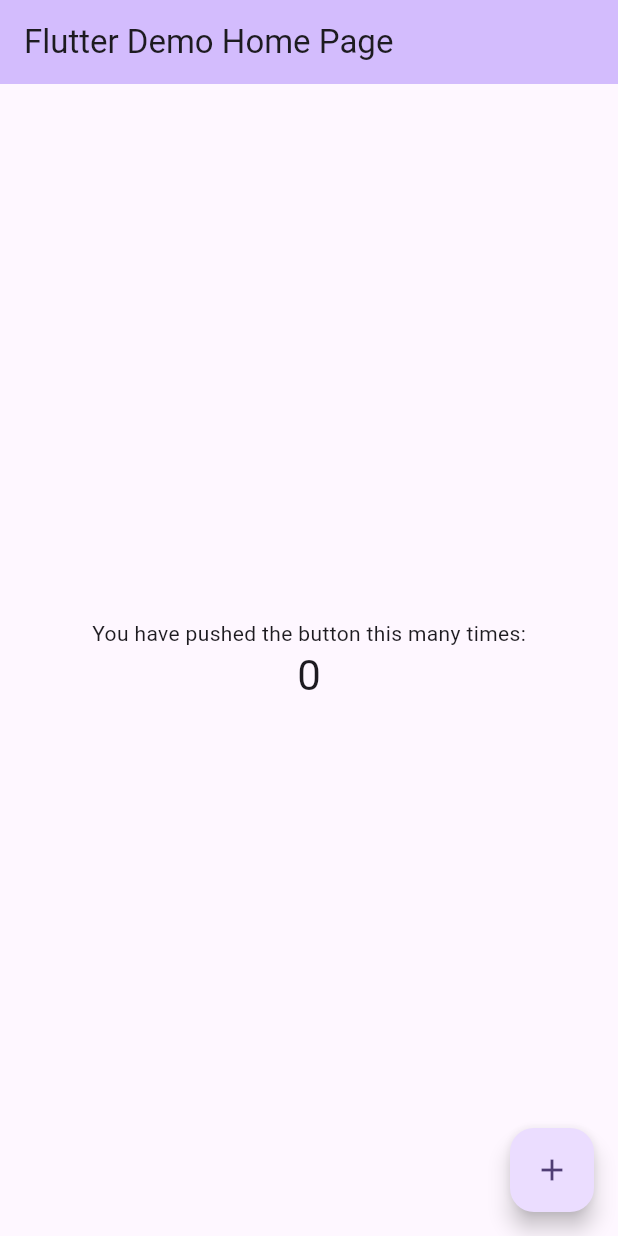
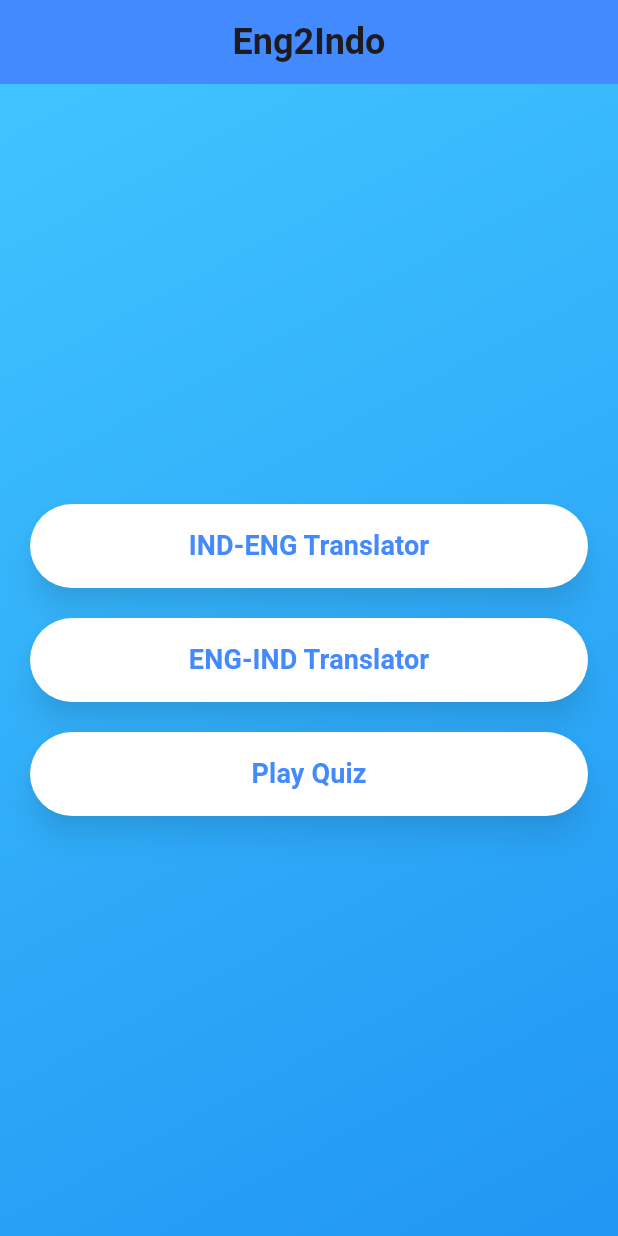
Before and after one commit to ArdiansyahGlobal/eng2indo, a Flutter app: the screen it shows after launch, on a phone screen of 412 x 824 dp. Run offline on Flutter 3.47's test engine with Material 3 defaults, Android fonts, the phone set to English and light mode, and no system bars.

Commit message:
First commit

```diff
--- /dev/null
+++ b/fastapi_backend/requirements.txt
@@ -0,0 +1,4 @@
+fastapi
+uvicorn
+googletrans==4.0.0-rc1
+pydantic
--- /dev/null
+++ b/lib/home_screen.dart
@@ -0,0 +1,125 @@
+import 'package:flutter/material.dart';
+import 'translate_widget.dart';
+import 'quiz_screen.dart';
+
+class HomeScreen extends StatelessWidget {
+  @override
+  Widget build(BuildContext context) {
+    return Scaffold(
+      appBar: AppBar(
+        title: Text(
+          "Eng2Indo",
+          style: TextStyle(fontSize: 24, fontWeight: FontWeight.bold),
+        ),
+        centerTitle: true,
+        backgroundColor: Colors.blueAccent,
+      ),
+      body: Container(
+        decoration: BoxDecoration(
+          gradient: LinearGradient(
+            colors: [Colors.lightBlueAccent, Colors.blue],
+            begin: Alignment.topLeft,
+            end: Alignment.bottomRight,
+          ),
+        ),
+        child: Padding(
+          padding: const EdgeInsets.symmetric(horizontal: 20.0, vertical: 40.0),
+          child: Column(
+            mainAxisAlignment: MainAxisAlignment.center,
+            crossAxisAlignment: CrossAxisAlignment.stretch,
+            children: [
+              _buildCustomButton(
+                context: context,
+                title: "IND-ENG Translator",
+                onTap: () async {
+                  final result = await Navigator.push(
+                    context,
+                    MaterialPageRoute(
+                        builder: (context) => TranslateWidget(type: 'IND-ENG')),
+                  );
+                  if (result != null) {
+                    _showOutputDialog(context, result);
+                  }
+                },
+              ),
+              SizedBox(height: 20),
+              _buildCustomButton(
+                context: context,
+                title: "ENG-IND Translator",
+                onTap: () async {
+                  final result = await Navigator.push(
+                    context,
+                    MaterialPageRoute(
+                        builder: (context) => TranslateWidget(type: 'ENG-IND')),
+                  );
+                  if (result != null) {
+                    _showOutputDialog(context, result);
+                  }
+                },
+              ),
+              SizedBox(height: 20),
+              _buildCustomButton(
+                context: context,
+                title: "Play Quiz",
+                onTap: () {
+                  Navigator.push(
+                    context,
+                    MaterialPageRoute(builder: (context) => QuizScreen()),
+                  );
+                },
+              ),
+            ],
+          ),
+        ),
+      ),
+    );
+  }
+
+  Widget _buildCustomButton({
+    required BuildContext context,
+    required String title,
+    required VoidCallback onTap,
+  }) {
+    return ElevatedButton(
+      onPressed: onTap,
+      style: ElevatedButton.styleFrom(
+        padding: EdgeInsets.symmetric(vertical: 15.0),
+        backgroundColor: Colors.white,
+        shape: RoundedRectangleBorder(
+          borderRadius: BorderRadius.circular(30.0),
+        ),
+        elevation: 8.0,
+        shadowColor: Colors.black45,
+      ),
+      child: Text(
+        title,
+        style: TextStyle(
+          fontSize: 18,
+          fontWeight: FontWeight.bold,
+          color: Colors.blueAccent,
+        ),
+      ),
+    );
+  }
+
+  void _showOutputDialog(BuildContext context, String output) {
+    showDialog(
+      context: context,
+      builder: (context) => AlertDialog(
+        title: Text("Translation Result"),
+        content: Text(
+          output,
+          style: TextStyle(fontSize: 16),
+        ),
+        actions: [
+          TextButton(
+            onPressed: () {
+              Navigator.pop(context);
+            },
+            child: Text("Close"),
+          ),
+        ],
+      ),
+    );
+  }
+}
--- a/lib/main.dart
+++ b/lib/main.dart
@@ -1,125 +1,19 @@
-import 'package:flutter/material.dart';
+import  'package:flutter/material.dart';
+import 'home_screen.dart';
 
 void main() {
-  runApp(const MyApp());
+  runApp(MyApp());
 }
 
 class MyApp extends StatelessWidget {
-  const MyApp({super.key});
-
-  // This widget is the root of your application.
   @override
   Widget build(BuildContext context) {
     return MaterialApp(
-      title: 'Flutter Demo',
+      title: 'Eng2Indo',
       theme: ThemeData(
-        // This is the theme of your application.
-        //
-        // TRY THIS: Try running your application with "flutter run". You'll see
-        // the application has a purple toolbar. Then, without quitting the app,
-        // try changing the seedColor in the colorScheme below to Colors.green
-        // and then invoke "hot reload" (save your changes or press the "hot
-        // reload" button in a Flutter-supported IDE, or press "r" if you used
-        // the command line to start the app).
-        //
-        // Notice that the counter didn't reset back to zero; the application
-        // state is not lost during the reload. To reset the state, use hot
-        // restart instead.
-        //
-        // This works for code too, not just values: Most code changes can be
-        // tested with just a hot reload.
-        colorScheme: ColorScheme.fromSeed(seedColor: Colors.deepPurple),
-        useMaterial3: true,
+        primarySwatch: Colors.blue,
       ),
-      home: const MyHomePage(title: 'Flutter Demo Home Page'),
+      home: HomeScreen(),  // Pastikan HomeScreen adalah home pertama yang ditampilkan
     );
   }
 }
-
-class MyHomePage extends StatefulWidget {
-  const MyHomePage({super.key, required this.title});
-
-  // This widget is the home page of your application. It is stateful, meaning
-  // that it has a State object (defined below) that contains fields that affect
-  // how it looks.
-
-  // This class is the configuration for the state. It holds the values (in this
-  // case the title) provided by the parent (in this case the App widget) and
-  // used by the build method of the State. Fields in a Widget subclass are
-  // always marked "final".
-
-  final String title;
-
-  @override
-  State<MyHomePage> createState() => _MyHomePageState();
-}
-
-class _MyHomePageState extends State<MyHomePage> {
-  int _counter = 0;
-
-  void _incrementCounter() {
-    setState(() {
-      // This call to setState tells the Flutter framework that something has
-      // changed in this State, which causes it to rerun the build method below
-      // so that the display can reflect the updated values. If we changed
-      // _counter without calling setState(), then the build method would not be
-      // called again, and so nothing would appear to happen.
-      _counter++;
-    });
-  }
-
-  @override
-  Widget build(BuildContext context) {
-    // This method is rerun every time setState is called, for instance as done
-    // by the _incrementCounter method above.
-    //
-    // The Flutter framework has been optimized to make rerunning build methods
-    // fast, so that you can just rebuild anything that needs updating rather
-    // than having to individually change instances of widgets.
-    return Scaffold(
-      appBar: AppBar(
-        // TRY THIS: Try changing the color here to a specific color (to
-        // Colors.amber, perhaps?) and trigger a hot reload to see the AppBar
-        // change color while the other colors stay the same.
-        backgroundColor: Theme.of(context).colorScheme.inversePrimary,
-        // Here we take the value from the MyHomePage object that was created by
-        // the App.build method, and use it to set our appbar title.
-        title: Text(widget.title),
-      ),
-      body: Center(
-        // Center is a layout widget. It takes a single child and positions it
-        // in the middle of the parent.
-        child: Column(
-          // Column is also a layout widget. It takes a list of children and
-          // arranges them vertically. By default, it sizes itself to fit its
-          // children horizontally, and tries to be as tall as its parent.
-          //
-          // Column has various properties to control how it sizes itself and
-          // how it positions its children. Here we use mainAxisAlignment to
-          // center the children vertically; the main axis here is the vertical
-          // axis because Columns are vertical (the cross axis would be
-          // horizontal).
-          //
-          // TRY THIS: Invoke "debug painting" (choose the "Toggle Debug Paint"
-          // action in the IDE, or press "p" in the console), to see the
-          // wireframe for each widget.
-          mainAxisAlignment: MainAxisAlignment.center,
-          children: <Widget>[
-            const Text(
-              'You have pushed the button this many times:',
-            ),
-            Text(
-              '$_counter',
-              style: Theme.of(context).textTheme.headlineMedium,
-            ),
-          ],
-        ),
-      ),
-      floatingActionButton: FloatingActionButton(
-        onPressed: _incrementCounter,
-        tooltip: 'Increment',
-        child: const Icon(Icons.add),
-      ), // This trailing comma makes auto-formatting nicer for build methods.
-    );
-  }
-}
--- /dev/null
+++ b/lib/quiz_screen.dart
@@ -0,0 +1,13 @@
+import 'package:flutter/material.dart';
+
+class QuizScreen extends StatelessWidget {
+  @override
+  Widget build(BuildContext context) {
+    return Scaffold(
+      appBar: AppBar(title: Text('Quiz')),
+      body: Center(
+        child: Text("Quiz will go here!"),
+      ),
+    );
+  }
+}
--- /dev/null
+++ b/requirements.txt
@@ -0,0 +1,4 @@
+fastapi
+uvicorn
+googletrans==4.0.0-rc1
+    pydantic
```
Also changed, not shown: lib/translate_widget.dart (added, +114 -0 lines), pubspec.yaml (+7 -77 lines), pubspec.lock, 2 other files.
